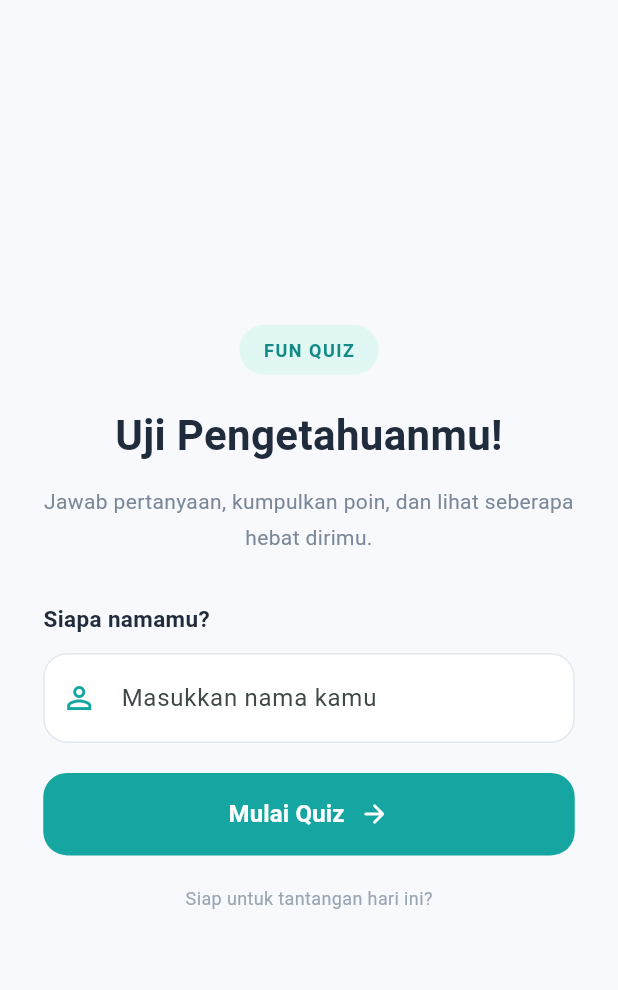
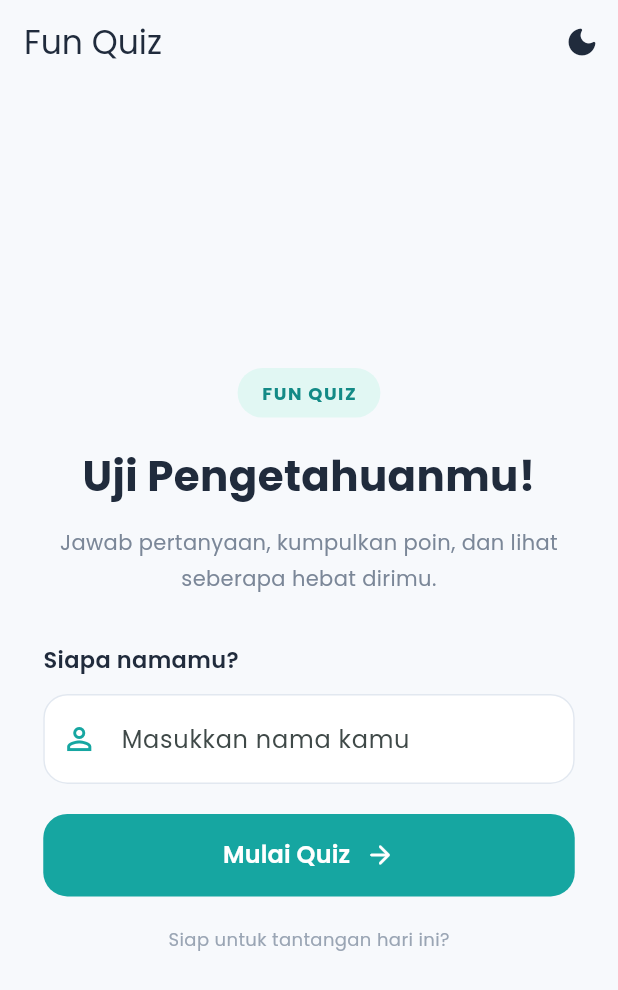
Before and after one commit to Rruben555/UTS_PM1, a Flutter app: the screen it shows after launch, on a phone screen of 412 x 824 dp. Shown: the top 990 px of the screen. Run offline on Flutter 3.47's test engine with Material 3 defaults, Android fonts, the phone set to English and light mode, and no system bars; our stand-ins replace google_fonts.

Commit message:
dark mode & font

```diff
--- /dev/null
+++ b/lib/data/app_colors.dart
@@ -0,0 +1,129 @@
+import 'package:flutter/material.dart';
+
+class AppColors extends ThemeExtension<AppColors> {
+  final Color background;
+  final Color surface;
+  final Color textPrimary;
+  final Color textSecondary;
+  final Color textHint;
+  final Color border;
+  final Color track;
+  final Color chip;
+  final Color letterText;
+  final Color accentSoft;
+  final Color accentSoftText;
+  final Color selectedBg;
+  final Color warnBg;
+  final Color warnText;
+
+  const AppColors._({
+    required this.background,
+    required this.surface,
+    required this.textPrimary,
+    required this.textSecondary,
+    required this.textHint,
+    required this.border,
+    required this.track,
+    required this.chip,
+    required this.letterText,
+    required this.accentSoft,
+    required this.accentSoftText,
+    required this.selectedBg,
+    required this.warnBg,
+    required this.warnText,
+  });
+
+  static const AppColors light = AppColors._(
+    background: Color(0xFFF7F9FC),
+    surface: Colors.white,
+    textPrimary: Color(0xFF202B3C),
+    textSecondary: Color(0xFF7B8798),
+    textHint: Color(0xFF9AA5B4),
+    border: Color(0xFFE2E8F0),
+    track: Color(0xFFE5EAF0),
+    chip: Color(0xFFF0F3F7),
+    letterText: Color(0xFF64748B),
+    accentSoft: Color(0xFFE1F7F3),
+    accentSoftText: Color(0xFF138A86),
+    selectedBg: Color(0xFFE8F8F6),
+    warnBg: Color(0xFFFFF2D8),
+    warnText: Color(0xFFB7791F),
+  );
+
+  static const AppColors dark = AppColors._(
+    background: Color(0xFF121212),
+    surface: Color(0xFF1E1E1E),
+    textPrimary: Color(0xFFE8ECF2),
+    textSecondary: Color(0xFFA3AEBD),
+    textHint: Color(0xFF7B8798),
+    border: Color(0xFF2F3640),
+    track: Color(0xFF2A303A),
+    chip: Color(0xFF2A303A),
+    letterText: Color(0xFFB4BECC),
+    accentSoft: Color(0xFF16332F),
+    accentSoftText: Color(0xFF5FD3CD),
+    selectedBg: Color(0xFF15302D),
+    warnBg: Color(0xFF3A2F17),
+    warnText: Color(0xFFF0C066),
+  );
+
+  static AppColors of(BuildContext context) {
+    return Theme.of(context).extension<AppColors>() ?? light;
+  }
+
+  @override
+  AppColors copyWith({
+    Color? background,
+    Color? surface,
+    Color? textPrimary,
+    Color? textSecondary,
+    Color? textHint,
+    Color? border,
+    Color? track,
+    Color? chip,
+    Color? letterText,
+    Color? accentSoft,
+    Color? accentSoftText,
+    Color? selectedBg,
+    Color? warnBg,
+    Color? warnText,
+  }) {
+    return AppColors._(
+      background: background ?? this.background,
+      surface: surface ?? this.surface,
+      textPrimary: textPrimary ?? this.textPrimary,
+      textSecondary: textSecondary ?? this.textSecondary,
+      textHint: textHint ?? this.textHint,
+      border: border ?? this.border,
+      track: track ?? this.track,
+      chip: chip ?? this.chip,
+      letterText: letterText ?? this.letterText,
+      accentSoft: accentSoft ?? this.accentSoft,
+      accentSoftText: accentSoftText ?? this.accentSoftText,
+      selectedBg: selectedBg ?? this.selectedBg,
+      warnBg: warnBg ?? this.warnBg,
+      warnText: warnText ?? this.warnText,
+    );
+  }
+
+  @override
+  AppColors lerp(ThemeExtension<AppColors>? other, double t) {
+    if (other is! AppColors) return this;
+    return AppColors._(
+      background: Color.lerp(background, other.background, t)!,
+      surface: Color.lerp(surface, other.surface, t)!,
+      textPrimary: Color.lerp(textPrimary, other.textPrimary, t)!,
+      textSecondary: Color.lerp(textSecondary, other.textSecondary, t)!,
+      textHint: Color.lerp(textHint, other.textHint, t)!,
+      border: Color.lerp(border, other.border, t)!,
+      track: Color.lerp(track, other.track, t)!,
+      chip: Color.lerp(chip, other.chip, t)!,
+      letterText: Color.lerp(letterText, other.letterText, t)!,
+      accentSoft: Color.lerp(accentSoft, other.accentSoft, t)!,
+      accentSoftText: Color.lerp(accentSoftText, other.accentSoftText, t)!,
+      selectedBg: Color.lerp(selectedBg, other.selectedBg, t)!,
+      warnBg: Color.lerp(warnBg, other.warnBg, t)!,
+      warnText: Color.lerp(warnText, other.warnText, t)!,
+    );
+  }
+}
--- /dev/null
+++ b/lib/data/theme_controller.dart
@@ -0,0 +1,12 @@
+import 'package:flutter/material.dart';
+
+class ThemeController {
+  static final ValueNotifier<ThemeMode> themeMode =
+      ValueNotifier<ThemeMode>(ThemeMode.light);
+
+  static void toggleTheme() {
+    themeMode.value = themeMode.value == ThemeMode.light
+        ? ThemeMode.dark
+        : ThemeMode.light;
+  }
+}
--- a/lib/main.dart
+++ b/lib/main.dart
@@ -1,31 +1,56 @@
 import 'package:flutter/material.dart';
-
 import 'pages/home_page.dart';
-
+import 'data/theme_controller.dart';
+import 'data/app_colors.dart';
+import 'package:google_fonts/google_fonts.dart';
 
 void main() {
-  runApp(const QuizApp());
+  runApp(const MyApp());
 }
 
-class QuizApp extends StatelessWidget {
-  const QuizApp({super.key});
+class MyApp extends StatelessWidget {
+  const MyApp({super.key});
+
+  static const Color _seed = Color(0xFF16A6A1);
+
+  ThemeData _buildTheme(Brightness brightness, AppColors colors) {
+    return ThemeData(
+      brightness: brightness,
+      textTheme: GoogleFonts.poppinsTextTheme(
+        ThemeData(brightness: brightness).textTheme,
+      ),
+      colorScheme: ColorScheme.fromSeed(
+        seedColor: _seed,
+        brightness: brightness,
+      ),
+      scaffoldBackgroundColor: colors.background,
+      appBarTheme: AppBarTheme(
+        backgroundColor: colors.background,
+        foregroundColor: colors.textPrimary,
+        surfaceTintColor: Colors.transparent,
+        elevation: 0,
+        scrolledUnderElevation: 0,
+      ),
+      // Daftarkan palet agar ikut beranimasi bersama tema.
+      extensions: <ThemeExtension<dynamic>>[colors],
+      useMaterial3: true,
+    );
+  }
 
   @override
   Widget build(BuildContext context) {
-    return MaterialApp(
-      restorationScopeId: 'quiz_app',
-      debugShowCheckedModeBanner: false,
-      title: 'Quiz App',
-      theme: ThemeData(
-        fontFamily: 'Poppins',
-        scaffoldBackgroundColor: const Color(0xFFF7F9FC),
-        colorScheme: ColorScheme.fromSeed(
-          seedColor: const Color(0xFF16A6A1),
-          primary: const Color(0xFF16A6A1),
-        ),
-        useMaterial3: true,
-      ),
-      home: const HomePage(),
+    // Gunakan ValueListenableBuilder untuk mendengarkan perubahan themeMode
+    return ValueListenableBuilder<ThemeMode>(
+      valueListenable: ThemeController.themeMode,
+      builder: (context, currentTheme, child) {
+        return MaterialApp(
+          debugShowCheckedModeBanner: false,
+          themeMode: currentTheme, // Mengatur mode tema (light/dark)
+          theme: _buildTheme(Brightness.light, AppColors.light),
+          darkTheme: _buildTheme(Brightness.dark, AppColors.dark),
+          home: const HomePage(),
+        );
+      },
     );
   }
 }
--- a/lib/pages/home_page.dart
+++ b/lib/pages/home_page.dart
@@ -1,5 +1,6 @@
 import 'package:flutter/material.dart';
-
+import '../data/app_colors.dart';
+import '../widgets/theme_toggle.dart';
 import '../widgets/primary_button.dart';
 import 'quiz_page.dart';
 
@@ -61,7 +62,14 @@ class _HomePageState extends State<HomePage> with RestorationMixin {
 
   @override
   Widget build(BuildContext context) {
+    final c = AppColors.of(context);
     return Scaffold(
+        appBar: AppBar(
+        title: const Text('Fun Quiz'),
+        actions: const [
+          ThemeToggle(),
+        ],
+      ),
       body: SafeArea(
         child: LayoutBuilder(
           builder: (context, constraints) {
@@ -85,16 +93,16 @@ class _HomePageState extends State<HomePage> with RestorationMixin {
                           vertical: 8,
                         ),
                         decoration: BoxDecoration(
-                          color: const Color(0xFFE1F7F3),
+                          color: c.accentSoft,
                           borderRadius: BorderRadius.circular(30),
                         ),
-                        child: const Row(
+                        child: Row(
                           mainAxisSize: MainAxisSize.min,
                           children: [
                             Text(
                               'FUN QUIZ',
                               style: TextStyle(
-                                color: Color(0xFF138A86),
+                                color: c.accentSoftText,
                                 fontSize: 12,
                                 fontWeight: FontWeight.w700,
                                 letterSpacing: 1,
@@ -105,19 +113,19 @@ class _HomePageState extends State<HomePage> with RestorationMixin {
                       ),
                     ),
                     SizedBox(height: constraints.maxHeight * 0.025),
-                    const Center(
+                    Center(
                       child: Text(
                         'Uji Pengetahuanmu!',
                         textAlign: TextAlign.center,
                         style: TextStyle(
                           fontSize: 28,
                           fontWeight: FontWeight.w700,
-                          color: Color(0xFF202B3C),
+                          color: c.textPrimary,
                         ),
                       ),
                     ),
                     const SizedBox(height: 12),
-                    const Center(
+                    Center(
                       child: Text(
                         'Jawab pertanyaan, kumpulkan poin, '
                         'dan lihat seberapa hebat dirimu.',
@@ -125,17 +133,17 @@ class _HomePageState extends State<HomePage> with RestorationMixin {
                         style: TextStyle(
                           fontSize: 14,
                           height: 1.7,
-                          color: Color(0xFF7B8798),
+                          color: c.textSecondary,
                         ),
                       ),
                     ),
                     const SizedBox(height: 32),
-                    const Text(
+                    Text(
                       'Siapa namamu?',
                       style: TextStyle(
                         fontSize: 15,
                         fontWeight: FontWeight.w600,
-                        color: Color(0xFF202B3C),
+                        color: c.textPrimary,
                       ),
                     ),
                     const SizedBox(height: 12),
@@ -151,21 +159,21 @@ class _HomePageState extends State<HomePage> with RestorationMixin {
                           color: Color(0xFF16A6A1),
                         ),
                         filled: true,
-                        fillColor: Colors.white,
+                        fillColor: c.surface,
                         contentPadding: const EdgeInsets.symmetric(
                           horizontal: 18,
                           vertical: 18,
                         ),
                         border: OutlineInputBorder(
                           borderRadius: BorderRadius.circular(16),
-                          borderSide: const BorderSide(
-                            color: Color(0xFFE2E8F0),
+                          borderSide: BorderSide(
+                            color: c.border,
                           ),
                         ),
                         enabledBorder: OutlineInputBorder(
                           borderRadius: BorderRadius.circular(16),
-                          borderSide: const BorderSide(
-                            color: Color(0xFFE2E8F0),
+                          borderSide: BorderSide(
+                            color: c.border,
                           ),
                         ),
                         focusedBorder: OutlineInputBorder(
@@ -184,12 +192,12 @@ class _HomePageState extends State<HomePage> with RestorationMixin {
                       onPressed: _startQuiz,
                     ),
                     const SizedBox(height: 20),
-                    const Center(
+                    Center(
                       child: Text(
                         'Siap untuk tantangan hari ini?',
                         style: TextStyle(
                           fontSize: 12,
-                          color: Color(0xFF9AA5B4),
+                          color: c.textHint,
                         ),
                       ),
                     ),
--- /dev/null
+++ b/lib/widgets/theme_toggle.dart
@@ -0,0 +1,26 @@
+import 'package:flutter/material.dart';
+import '../data/theme_controller.dart';
+
+class ThemeToggle extends StatelessWidget {
+  const ThemeToggle({super.key});
+
+  @override
+  Widget build(BuildContext context) {
+    return ValueListenableBuilder<ThemeMode>(
+      valueListenable: ThemeController.themeMode,
+      builder: (context, themeMode, child) {
+        final isDarkMode = themeMode == ThemeMode.dark;
+
+        return IconButton(
+          tooltip: isDarkMode ? 'Light Mode' : 'Dark Mode',
+          onPressed: ThemeController.toggleTheme,
+          icon: Icon(
+            isDarkMode
+                ? Icons.light_mode_rounded
+                : Icons.dark_mode_rounded,
+          ),
+        );
+      },
+    );
+  }
+}
--- a/pubspec.yaml
+++ b/pubspec.yaml
@@ -34,6 +34,7 @@ dependencies:
   # The following adds the Cupertino Icons font to your application.
   # Use with the CupertinoIcons class for iOS style icons.
   cupertino_icons: ^1.0.8
+  google_fonts: ^8.2.1
 
 dev_dependencies:
   flutter_test:
```
Also changed, not shown: lib/pages/quiz_page.dart (+33 -61 lines), lib/pages/result_page.dart (+61 -24 lines), pubspec.lock, 3 other files.
